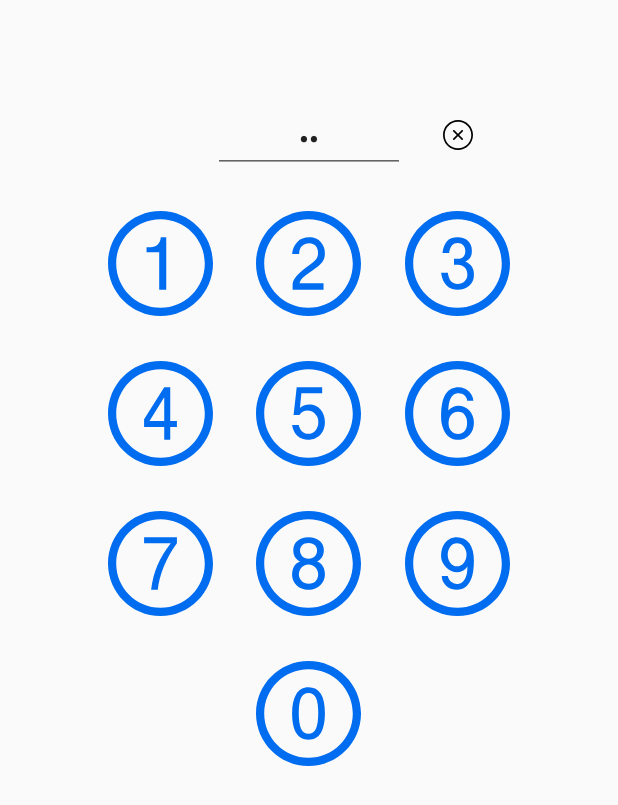
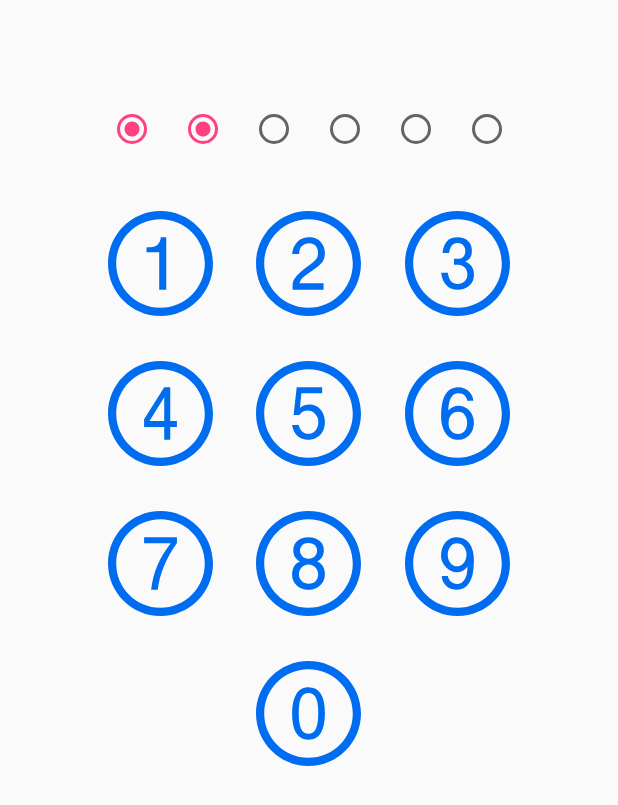
Before and after one commit to steperchuk/SmartLocker, an Android app: the AuthenticationActivity screen opened directly, with no data from a screen before it, after a tap on an icon or button, on a phone screen of 412 x 824 dp. Shown: the top 805 px of the screen. Run offline under Robolectric (Android 15) with nearby library versions, the phone set to English and light mode, and no system bars; 1 other tap on this screen came first.

Commit message:
Implement radiobuttons in Authentication activity

```diff
--- a/app/src/main/java/me/andika/lockscreen/AuthenticationActivity.java
+++ b/app/src/main/java/me/andika/lockscreen/AuthenticationActivity.java
@@ -14,6 +14,7 @@ import android.widget.Button;
 import android.widget.EditText;
 import android.widget.ImageButton;
 import android.widget.ImageView;
+import android.widget.RadioButton;
 import android.widget.TextView;
 
 /**
@@ -26,7 +27,6 @@ public class AuthenticationActivity extends AppCompatActivity implements View.On
 
     String password = "";
 
-    ImageButton x_button;
     ImageButton one_button;
     ImageButton two_button;
     ImageButton three_button;
@@ -37,6 +37,13 @@ public class AuthenticationActivity extends AppCompatActivity implements View.On
     ImageButton eight_button;
     ImageButton nine_button;
     ImageButton zero_button;
+
+    RadioButton button_1;
+    RadioButton button_2;
+    RadioButton button_3;
+    RadioButton button_4;
+    RadioButton button_5;
+    RadioButton button_6;
 
     TextView label;
     EditText password_field;
@@ -51,7 +58,6 @@ public class AuthenticationActivity extends AppCompatActivity implements View.On
         label = (TextView) findViewById(R.id.label);
         password_field = (EditText) findViewById(R.id.password_field);
 
-        x_button = (ImageButton) findViewById(R.id.x_button);
         one_button = (ImageButton) findViewById(R.id.one_button);
         two_button = (ImageButton) findViewById(R.id.two_button);
         three_button = (ImageButton) findViewById(R.id.tree_button);
@@ -63,8 +69,14 @@ public class AuthenticationActivity extends AppCompatActivity implements View.On
         nine_button = (ImageButton) findViewById(R.id.nine_button);
         zero_button = (ImageButton) findViewById(R.id.zero_button);
 
+        button_1 = (RadioButton) findViewById(R.id.radioButton_1);
+        button_2 = (RadioButton) findViewById(R.id.radioButton_2);
+        button_3 = (RadioButton) findViewById(R.id.radioButton_3);
+        button_4 = (RadioButton) findViewById(R.id.radioButton_4);
+        button_5 = (RadioButton) findViewById(R.id.radioButton_5);
+        button_6 = (RadioButton) findViewById(R.id.radioButton_6);
 
-        x_button.setOnClickListener(AuthenticationActivity.this);
+
         one_button.setOnClickListener(AuthenticationActivity.this);
         two_button.setOnClickListener(AuthenticationActivity.this);
         three_button.setOnClickListener(AuthenticationActivity.this);
@@ -76,7 +88,6 @@ public class AuthenticationActivity extends AppCompatActivity implements View.On
         nine_button.setOnClickListener(AuthenticationActivity.this);
         zero_button.setOnClickListener(AuthenticationActivity.this);
 
-        x_button.setVisibility(View.INVISIBLE);
 
         animShake = AnimationUtils.loadAnimation(this, R.anim.shake);
 
@@ -84,12 +95,11 @@ public class AuthenticationActivity extends AppCompatActivity implements View.On
             label.setText("Введите Пароль");
         }
 
+        skipRadioButtonsStates();
     }
 
     @Override
     public void onClick(View view) {
-
-        x_button.setVisibility(View.VISIBLE);
 
         ImageButton button = (ImageButton)view;
         String buttonText = "";
@@ -125,14 +135,13 @@ public class AuthenticationActivity extends AppCompatActivity implements View.On
             case R.id.zero_button:
                 buttonText = "0";
                 break;
-            case R.id.x_button:
-                password_field.setText("");
-                break;
         }
+
         label.setText("");
         button.startAnimation(buttonClick);
         password_field.setText(password_field.getText() + buttonText);
 
+        setRadioButtons(password_field.getText().length());
         if(password_field.getText().length() == 6){
             password = password_field.getText().toString();
             if(getPassword() == null){
@@ -165,17 +174,15 @@ public class AuthenticationActivity extends AppCompatActivity implements View.On
             finish();
         }
         else {
-            x_button.setVisibility(View.INVISIBLE);
             label.setText("Неверный Пароль");
             Animate();
             password_field.setText("");
+            skipRadioButtonsStates();
         }
     }
 
     private void Animate(){
         label.startAnimation(animShake);
-        password_field.startAnimation(animShake);
-        //x_button.startAnimation(animShake);
         one_button.startAnimation(animShake);
         two_button.startAnimation(animShake);
         three_button.startAnimation(animShake);
@@ -188,4 +195,39 @@ public class AuthenticationActivity extends AppCompatActivity implements View.On
         zero_button.startAnimation(animShake);
     }
 
+    private void setRadioButtons(int passLength){
+        switch (passLength){
+            case 0:
+                skipRadioButtonsStates();
+                break;
+            case 1:
+                button_1.setChecked(true);
+                break;
+            case 2:
+                button_2.setChecked(true);
+                break;
+            case 3:
+                button_3.setChecked(true);
+                break;
+            case 4:
+                button_4.setChecked(true);
+                break;
+            case 5:
+                button_5.setChecked(true);
+                break;
+            case 6:
+                button_6.setChecked(true);
+                break;
+        }
+    }
+
+    private void skipRadioButtonsStates(){
+        button_1.setChecked(false);
+        button_2.setChecked(false);
+        button_3.setChecked(false);
+        button_4.setChecked(false);
+        button_5.setChecked(false);
+        button_6.setChecked(false);
+    }
+
 }
--- a/app/src/main/res/layout/activity_authentication.xml
+++ b/app/src/main/res/layout/activity_authentication.xml
@@ -86,18 +86,8 @@
         android:maxEms="6"
         android:maxLength="6"
         android:textAlignment="center"
+        android:visibility="invisible"
         android:textStyle="bold" />
-
-    <ImageButton
-        android:id="@+id/x_button"
-        android:layout_width="20dp"
-        android:layout_height="20dp"
-        android:layout_marginStart="25dp"
-        android:background="@android:color/transparent"
-        app:srcCompat="@drawable/ic_cancel_button"
-        android:layout_alignTop="@+id/password_field"
-        android:layout_toEndOf="@+id/password_field"
-        android:layout_marginTop="10dp" />
 
     <ImageButton
         android:id="@+id/one_button"
@@ -135,4 +125,51 @@
         android:layout_below="@+id/eight_button"
         android:layout_alignStart="@+id/eight_button"
         android:layout_marginTop="30dp" />
+
+    <RadioButton
+        android:id="@+id/radioButton_1"
+        android:layout_width="wrap_content"
+        android:layout_height="wrap_content"
+        android:layout_alignStart="@+id/one_button"
+        android:layout_alignTop="@+id/password_field" />
+
+    <RadioButton
+        android:id="@+id/radioButton_2"
+        android:layout_width="wrap_content"
+        android:layout_height="wrap_content"
+        android:layout_alignTop="@+id/password_field"
+        android:layout_toEndOf="@+id/radioButton_1"
+        android:layout_marginStart="15dp" />
+
+    <RadioButton
+        android:id="@+id/radioButton_3"
+        android:layout_width="wrap_content"
+        android:layout_height="wrap_content"
+        android:layout_alignTop="@+id/password_field"
+        android:layout_toEndOf="@+id/radioButton_2"
+        android:layout_marginStart="15dp" />
+
+    <RadioButton
+        android:id="@+id/radioButton_4"
+        android:layout_width="wrap_content"
+        android:layout_height="wrap_content"
+        android:layout_alignTop="@+id/password_field"
+        android:layout_marginStart="15dp"
+        android:layout_toEndOf="@+id/radioButton_3" />
+
+    <RadioButton
+        android:id="@+id/radioButton_5"
+        android:layout_width="wrap_content"
+        android:layout_height="wrap_content"
+        android:layout_alignTop="@+id/password_field"
+        android:layout_marginStart="15dp"
+        android:layout_toEndOf="@+id/radioButton_4" />
+
+    <RadioButton
+        android:id="@+id/radioButton_6"
+        android:layout_width="wrap_content"
+        android:layout_height="wrap_content"
+        android:layout_marginStart="15dp"
+        android:layout_alignTop="@+id/radioButton_5"
+        android:layout_toEndOf="@+id/radioButton_5" />
 </RelativeLayout>
```
